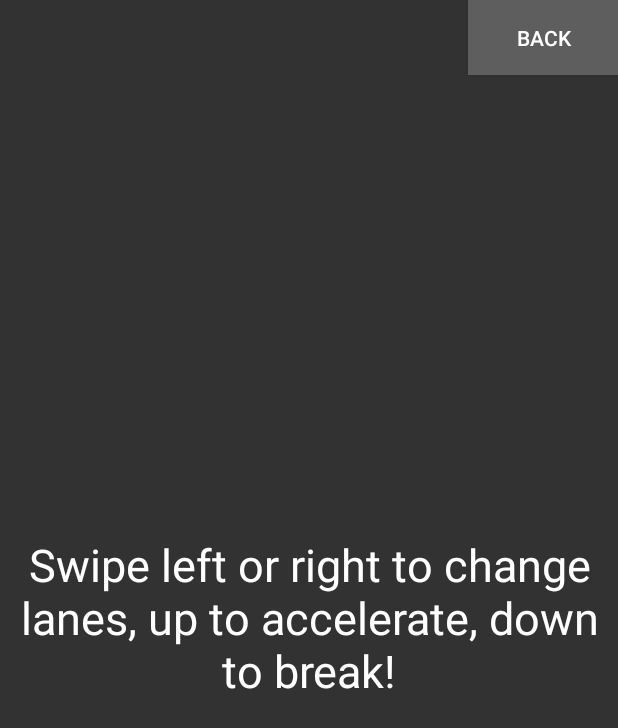
After one commit to adrianrobotka/VectorCar, an Android app: the layout activity_help.xml on its own in the app's theme, with its tools: preview values and no code run, on a phone screen of 412 x 824 dp. The commit adds this screen. Shown: the top 728 px of the screen. Run offline under Robolectric (Android 15) with nearby library versions, the phone set to English and light mode, and no system bars.

Commit message:
Credits and help layout

```diff
--- /dev/null
+++ b/app/src/main/res/layout/activity_help.xml
@@ -0,0 +1,33 @@
+<?xml version="1.0" encoding="utf-8"?>
+<LinearLayout xmlns:android="http://schemas.android.com/apk/res/android"
+    android:layout_width="match_parent"
+    android:layout_height="match_parent">
+
+    <FrameLayout
+        android:layout_width="fill_parent"
+        android:layout_height="fill_parent"
+        android:layout_gravity="center_horizontal"
+        android:background="@color/menuColor1">
+
+        <Button
+            android:id="@+id/backButton"
+            android:layout_width="100dp"
+            android:layout_height="50dp"
+            android:layout_gravity="top|right"
+            android:background="@color/menuColor5"
+            android:text="@string/back_button"
+            android:textAlignment="center"
+            android:textColor="@color/colorButtonText" />
+
+        <TextView
+            android:id="@+id/textViewHelp"
+            android:layout_width="wrap_content"
+            android:layout_height="wrap_content"
+            android:layout_gravity="center_vertical"
+            android:text="@string/help_text"
+            android:textAlignment="center"
+            android:textColor="@android:color/white"
+            android:textSize="30sp" />
+
+    </FrameLayout>
+</LinearLayout>
--- a/app/src/main/res/layout/activity_menu.xml
+++ b/app/src/main/res/layout/activity_menu.xml
@@ -24,7 +24,7 @@
             android:layout_gravity="center"
             android:background="@drawable/round_button"
             android:text="@string/new_game_button"
-            android:textColor="@android:color/white" />
+            android:textColor="@color/colorButtonText" />
 
     </FrameLayout>
 </LinearLayout>
--- a/app/src/main/res/values/colors.xml
+++ b/app/src/main/res/values/colors.xml
@@ -7,7 +7,7 @@
     <color name="colorMenuBackground">#5e77ff</color>
     <color name="colorGameSeparatingLane">#ffffff</color>
     <color name="colorGameSolidLane">#ff5e63</color>
-    <color name="colorGameOverText">#ffffff</color>
+    <color name="colorButtonText">#ffffff</color>
     <color name="menuColor1">#323232</color>
     <color name="menuColor2">#3b3b3b</color>
     <color name="menuColor3">#474747</color>
--- a/app/src/main/res/values/strings.xml
+++ b/app/src/main/res/values/strings.xml
@@ -3,4 +3,6 @@
     <string name="new_game_button">New game</string>
     <string name="title_activity_game">GameActivity</string>
     <string name="game_over">GameOver</string>
+    <string name="back_button">Back</string>
+    <string name="help_text">Swipe left or right to change lanes, up to accelerate, down to break!</string>
 </resources>
```
Also changed, not shown: app/src/main/java/hu/pendroid/dnga/vectorcar/CreditsActivity.java (added, +27 -0 lines), app/src/main/java/hu/pendroid/dnga/vectorcar/HelpActivity.java (added, +23 -0 lines), app/src/main/res/layout/activity_credits.xml (added, +33 -0 lines).
